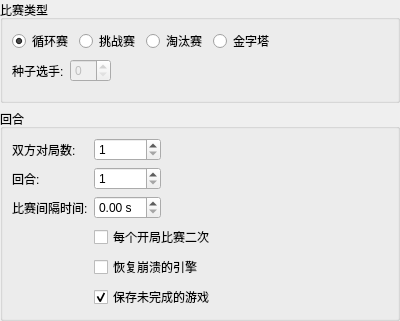
First picture: the form in projects/gui/ui/tournamentsettingswidget.ui, repository leedavid/QTggchess, before the edit.
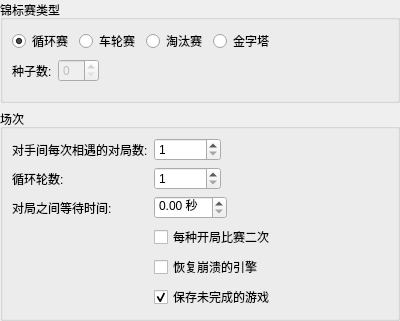
Second picture: the form after the edit.

The edit to the form file:
```diff
--- a/projects/gui/ui/tournamentsettingswidget.ui
+++ b/projects/gui/ui/tournamentsettingswidget.ui
@@ -29,7 +29,7 @@
    <item>
     <widget class="QGroupBox" name="groupBox">
      <property name="title">
-      <string>比赛类型</string>
+      <string>锦标赛类型</string>
      </property>
      <layout class="QVBoxLayout" name="verticalLayout_2">
       <item>
@@ -53,7 +53,7 @@
            <string>First engine plays against the rest</string>
           </property>
           <property name="text">
-           <string>挑战赛</string>
+           <string>车轮赛</string>
           </property>
          </widget>
         </item>
@@ -110,7 +110,7 @@
         <item row="0" column="0">
          <widget class="QLabel" name="label_4">
           <property name="text">
-           <string>种子选手:</string>
+           <string>种子数:</string>
           </property>
           <property name="buddy">
            <cstring>m_seedsSpin</cstring>
@@ -125,7 +125,7 @@
    <item>
     <widget class="QGroupBox" name="groupBox_2">
      <property name="title">
-      <string>回合</string>
+      <string>场次</string>
      </property>
      <layout class="QFormLayout" name="formLayout">
       <property name="fieldGrowthPolicy">
@@ -134,7 +134,7 @@
       <item row="0" column="0">
        <widget class="QLabel" name="label">
         <property name="text">
-         <string>双方对局数:</string>
+         <string>对手间每次相遇的对局数:</string>
         </property>
         <property name="buddy">
          <cstring>m_gamesPerEncounterSpin</cstring>
@@ -154,7 +154,7 @@
       <item row="1" column="0">
        <widget class="QLabel" name="label_2">
         <property name="text">
-         <string>回合:</string>
+         <string>循环轮数:</string>
         </property>
         <property name="buddy">
          <cstring>m_roundsSpin</cstring>
@@ -174,7 +174,7 @@
       <item row="2" column="0">
        <widget class="QLabel" name="label_3">
         <property name="text">
-         <string>比赛间隔时间:</string>
+         <string>对局之间等待时间:</string>
         </property>
         <property name="buddy">
          <cstring>m_waitSpin</cstring>
@@ -184,14 +184,14 @@
       <item row="2" column="1">
        <widget class="QDoubleSpinBox" name="m_waitSpin">
         <property name="suffix">
-         <string> s</string>
+         <string> 秒</string>
         </property>
        </widget>
       </item>
       <item row="3" column="1">
        <widget class="QCheckBox" name="m_repeatCheck">
         <property name="text">
-         <string>每个开局比赛二次</string>
+         <string>每种开局比赛二次</string>
         </property>
        </widget>
       </item>
```
Left out of the diff: 6 changed lines with no effect on the pictures.
